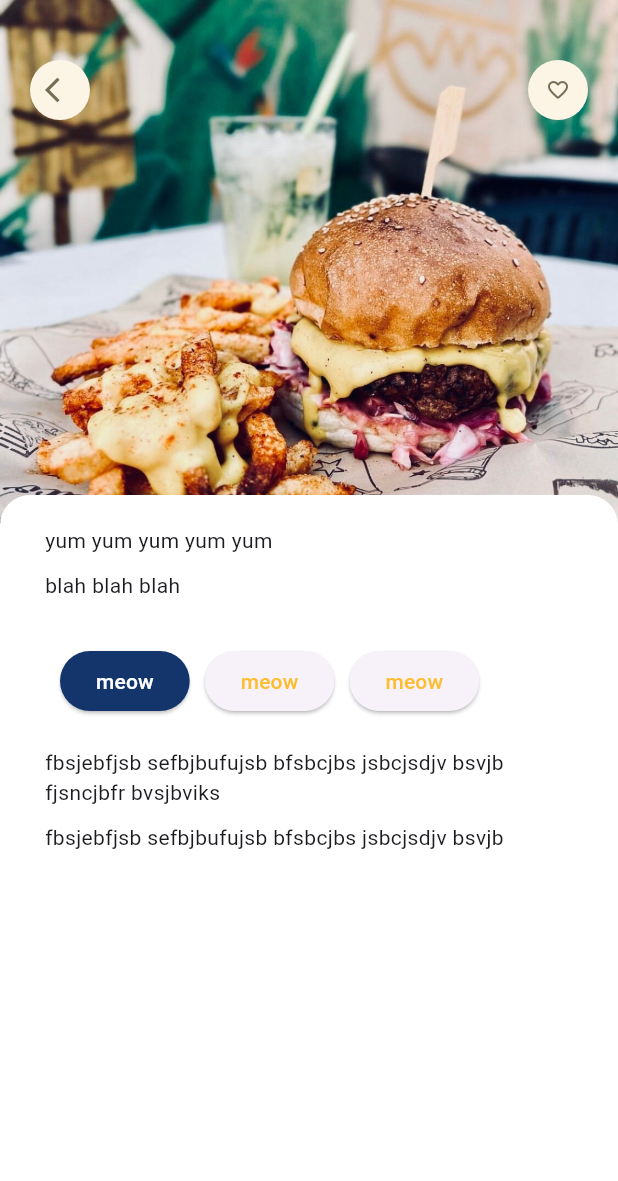
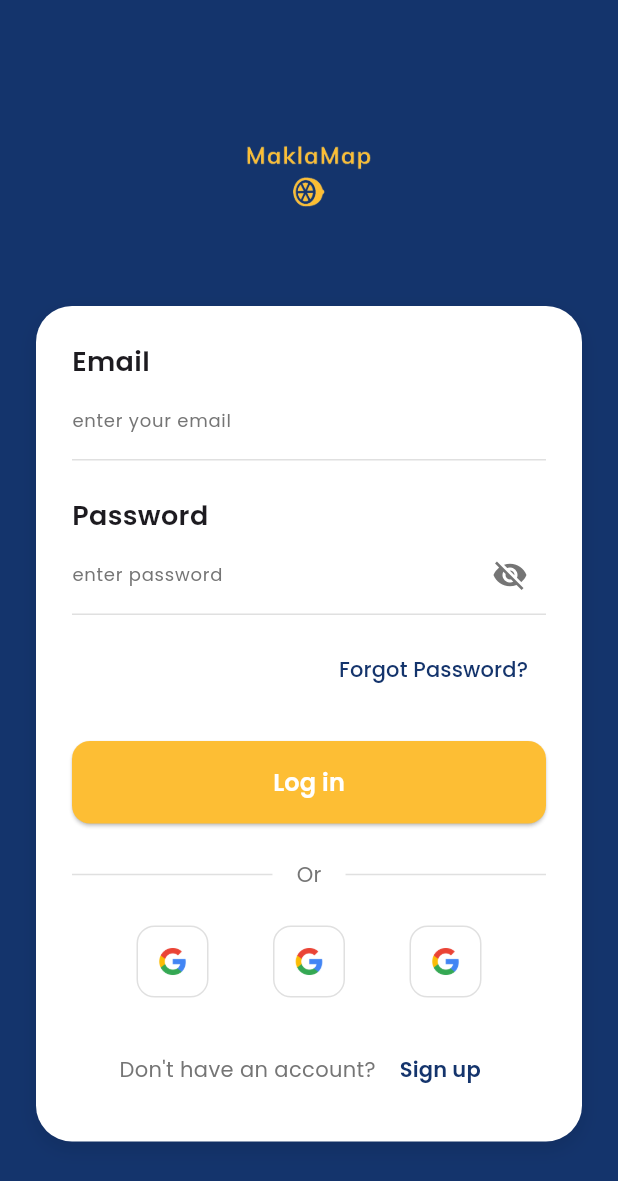
Before and after one commit to Ram050404/nazymproject, a Flutter app: the screen it shows after launch, on a phone screen of 412 x 824 dp. Shown: the top 1181 px of the screen. Run offline on Flutter 3.47's test engine with Material 3 defaults, Android fonts, the phone set to English and light mode, and no system bars; our stand-ins replace google_fonts.

Commit message:
login/register commit

```diff
--- /dev/null
+++ b/lib/account/LoginPage.dart
@@ -0,0 +1,273 @@
+
+
+import 'package:flutter/material.dart';
+import 'package:google_fonts/google_fonts.dart';
+import 'package:nazymproject/colors.dart';
+
+import 'RegisterPage.dart';
+
+class LoginPage extends StatefulWidget {
+  const LoginPage({Key? key}) : super(key: key);
+
+  @override
+  _LoginPageState createState() => _LoginPageState();
+}
+
+class _LoginPageState extends State<LoginPage> {
+  final _emailController = TextEditingController();
+  final _passwordController = TextEditingController();
+  bool _isPasswordVisible = false;
+
+  @override
+  Widget build(BuildContext context) {
+    return Scaffold(
+      backgroundColor: AppColors.bluecolor,
+      body: SafeArea(
+        child: SingleChildScrollView(
+          child: Padding(
+            padding: const EdgeInsets.all(24.0),
+            child: Column(
+              children: [
+                const SizedBox(height: 20),
+
+                Container(
+                  height: 140,
+                  width: 140,
+                  decoration: BoxDecoration(
+                    // color: Colors.white.withOpacity(0.1),
+                    shape: BoxShape.circle,
+                  ),
+                  child: Center(
+                    child: Container(
+                      height: 400,
+                      width: 400,
+                      child: Center(
+                        child: Image.asset('assets/images/maklamapno.png',
+
+                          fit: BoxFit.cover,
+                        ),
+
+                      ),
+
+                    ),
+                  ),
+                ),
+                const SizedBox(height: 20),
+                // Login Card
+                Container(
+                  decoration: BoxDecoration(
+                    color: Colors.white,
+                    borderRadius: BorderRadius.circular(24),
+                    boxShadow: [
+                      BoxShadow(
+                        color: Colors.black.withOpacity(0.1),
+                        blurRadius: 10,
+                        offset: Offset(0, 5),
+                      ),
+                    ],
+                  ),
+                  child: Padding(
+                    padding: const EdgeInsets.all(24.0),
+                    child: Column(
+                      crossAxisAlignment: CrossAxisAlignment.start,
+                      children: [
+                        Text("Email", style: GoogleFonts.poppins(
+                          fontWeight: FontWeight.w600,
+                          fontSize: 18,
+                        ),),
+                        // Email Field
+                        TextField(
+                          controller: _emailController,
+                          style: GoogleFonts.poppins(),
+                          decoration: InputDecoration(
+                            labelText: 'enter your email',
+                            labelStyle: GoogleFonts.poppins(
+                              fontSize: 12,
+                              color: Colors.grey[600],
+                            ),
+                            enabledBorder: UnderlineInputBorder(
+                              borderSide: BorderSide(color: Colors.grey[300]!),
+                            ),
+                            focusedBorder: UnderlineInputBorder(
+                              borderSide: BorderSide(color: Colors.amber),
+                            ),
+                          ),
+                        ),
+                        const SizedBox(height: 24),
+                        Text("Password", style: GoogleFonts.poppins(
+                          fontWeight: FontWeight.w600,
+                          fontSize: 18,
+                        ),),
+                        // Password Field
+                        TextField(
+                          controller: _passwordController,
+                          obscureText: !_isPasswordVisible,
+                          style: GoogleFonts.poppins(),
+                          decoration: InputDecoration(
+                            labelText: 'enter password',
+                            labelStyle: GoogleFonts.poppins(
+                              fontSize: 12,
+                              color: Colors.grey[600],
+                            ),
+                            enabledBorder: UnderlineInputBorder(
+                              borderSide: BorderSide(color: Colors.grey[300]!),
+                            ),
+                            focusedBorder: UnderlineInputBorder(
+                              borderSide: BorderSide(color: Colors.amber),
+                            ),
+                            suffixIcon: IconButton(
+                              icon: Icon(
+                                _isPasswordVisible
+                                    ? Icons.visibility
+                                    : Icons.visibility_off,
+                                color: Colors.grey[600],
+                              ),
+                              onPressed: () {
+                                setState(() {
+                                  _isPasswordVisible = !_isPasswordVisible;
+                                });
+                              },
+                            ),
+                          ),
+                        ),
+                        const SizedBox(height: 12),
+                        // Forgot Password
+                        Align(
+                          alignment: Alignment.centerRight,
+                          child: TextButton(
+                            onPressed: () {},
+                            child: Text(
+                              'Forgot Password?',
+                              style: GoogleFonts.poppins(
+                                color: AppColors.bluecolor,
+                                fontWeight: FontWeight.w500,
+                              ),
+                            ),
+                          ),
+                        ),
+                        const SizedBox(height: 24),
+                        // Login Button
+                        SizedBox(
+                          width: double.infinity,
+                          child: ElevatedButton(
+                            onPressed: () {},
+                            style: ElevatedButton.styleFrom(
+                              backgroundColor: AppColors.yellowcolor,
+                              padding: EdgeInsets.symmetric(vertical: 16),
+                              shape: RoundedRectangleBorder(
+                                borderRadius: BorderRadius.circular(12),
+                              ),
+                            ),
+                            child: Text(
+                              'Log in',
+                              style: GoogleFonts.poppins(
+                                fontSize: 16,
+                                color: Colors.white,
+                                fontWeight: FontWeight.w600,
+                              ),
+                            ),
+                          ),
+                        ),
+                        const SizedBox(height: 24),
+                        // Or divider
+                        Row(
+                          children: [
+                            Expanded(child: Divider(color: Colors.grey[300])),
+                            Padding(
+                              padding: EdgeInsets.symmetric(horizontal: 16),
+                              child: Text(
+                                'Or',
+                                style: GoogleFonts.poppins(
+                                  color: Colors.grey[600],
+                                ),
+                              ),
+                            ),
+                            Expanded(child: Divider(color: Colors.grey[300])),
+                          ],
+                        ),
+                        const SizedBox(height: 24),
+                        // Social Login Buttons
+                        Row(
+                          mainAxisAlignment: MainAxisAlignment.spaceEvenly,
+                          children: [
+                            _SocialLoginButton(
+                              icon: 'assets/images/google.png',
+                              onPressed: () {},
+                            ),
+                            _SocialLoginButton(
+                              icon: 'assets/images/google.png',                              onPressed: () {},
+                            ),
+                            _SocialLoginButton(
+                              icon: 'assets/images/google.png',                              onPressed: () {},
+                            ),
+                          ],
+                        ),
+                        const SizedBox(height: 24),
+                        // Sign Up Link
+                        Row(
+                          mainAxisAlignment: MainAxisAlignment.center,
+                          children: [
+                            Text(
+                              'Don\'t have an account? ',
+                              style: GoogleFonts.poppins(
+                                color: Colors.grey[600],
+                              ),
+                            ),
+                            TextButton(
+                              onPressed: ()  {
+                                Navigator.push(
+                                  context,
+                                  MaterialPageRoute(builder: (context) => RegisterPage()),
+                                );
+                              },
+                              child: Text(
+                                'Sign up',
+                                style: GoogleFonts.poppins(
+                                  color: AppColors.bluecolor,
+                                  fontWeight: FontWeight.w600,
+                                ),
+                              ),
+                            ),
+                          ],
+                        ),
+                      ],
+                    ),
+                  ),
+                ),
+              ],
+            ),
+          ),
+        ),
+      ),
+    );
+  }
+}
+
+class _SocialLoginButton extends StatelessWidget {
+  final String icon;
+  final VoidCallback onPressed;
+
+  const _SocialLoginButton({
+    required this.icon,
+    required this.onPressed,
+  });
+
+  @override
+  Widget build(BuildContext context) {
+    return IconButton(
+      onPressed: onPressed,
+      icon: Image.asset(
+        icon,
+        width: 24,
+        height: 24,
+      ),
+      style: IconButton.styleFrom(
+        padding: EdgeInsets.all(12),
+        shape: RoundedRectangleBorder(
+          borderRadius: BorderRadius.circular(12),
+          side: BorderSide(color: Colors.grey[300]!),
+        ),
+      ),
+    );
+  }
+}
--- a/lib/main.dart
+++ b/lib/main.dart
@@ -1,6 +1,7 @@
 import 'package:flutter/material.dart';
 import 'package:flutter/services.dart';
 import 'package:nazymproject/SplashScreen.dart';
+import 'package:nazymproject/account/LoginPage.dart';
 
 import 'details/RestaurantDetails.dart';
 import 'home/HomePage.dart';
@@ -20,7 +21,7 @@ class MyApp extends StatelessWidget {
         primarySwatch: Colors.blue,
         scaffoldBackgroundColor: Colors.white,
       ),
-      home:  restaurantDetail(),
+      home:  LoginPage(),
     );
   }
 }
```
Also changed, not shown: lib/account/RegisterPage.dart (added, +273 -0 lines), pubspec.yaml (+8 -0 lines), assets/images/google.png (added), pubspec.lock, 1 other file.
